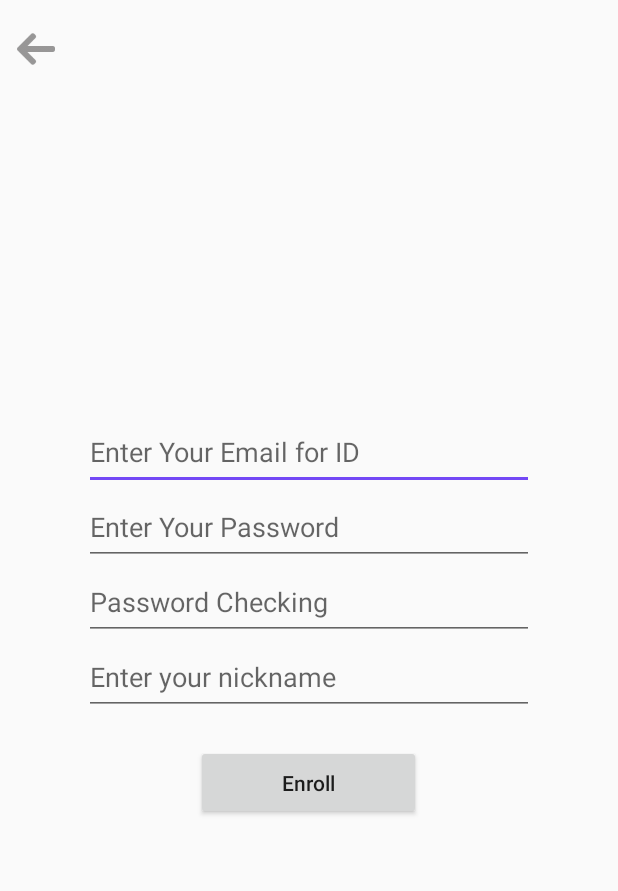
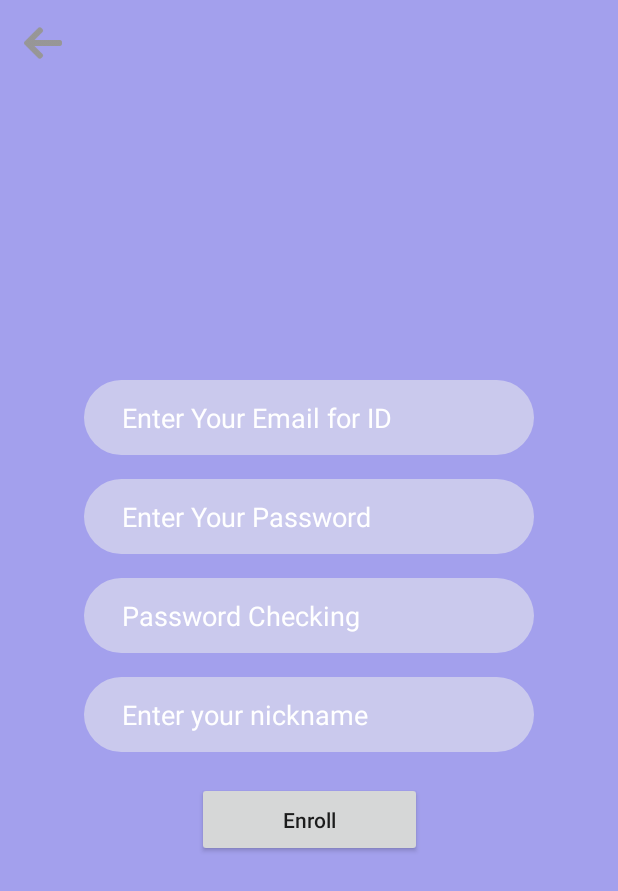
Before and after one commit to soomin0328/Graduation_Project, an Android app: the SignUp screen opened directly, with no data from a screen before it, on a phone screen of 412 x 824 dp. Shown: the top 891 px of the screen. Run offline under Robolectric (Android 15) with nearby library versions, the phone set to English and light mode, and no system bars; our stand-ins replace Firebase (no records; nobody signed in at launch, a user with empty details on screens opened directly); Roboto replaces fonts that are not available here.

Commit message:
Change Login Design

```diff
--- a/app/src/main/AndroidManifest.xml
+++ b/app/src/main/AndroidManifest.xml
@@ -39,10 +39,10 @@
 
         </activity>
 
+        <activity android:name=".SignUp" />
         <activity android:name=".GraphActivity" />
         <activity android:name=".EEG" />
         <activity android:name=".FindPw" />
-        <activity android:name=".SignUp" />
         <activity android:name=".TensorflowActivity" />
         <activity android:name=".CpActivity" />
         <activity android:name=".SelectActivity" />
--- a/app/src/main/res/layout/activity_signup.xml
+++ b/app/src/main/res/layout/activity_signup.xml
@@ -1,73 +1,124 @@
 <?xml version="1.0" encoding="utf-8"?>
-<RelativeLayout xmlns:android="http://schemas.android.com/apk/res/android"
+<android.support.constraint.ConstraintLayout
+    xmlns:android="http://schemas.android.com/apk/res/android"
+    xmlns:app="http://schemas.android.com/apk/res-auto"
     xmlns:tools="http://schemas.android.com/tools"
     android:layout_width="match_parent"
     android:layout_height="match_parent"
-    tools:context=".SignUp">
+    android:background="#A3A0ED">
+
+    <android.support.constraint.ConstraintLayout
+        android:layout_width="wrap_content"
+        android:layout_height="wrap_content"
+        android:layout_marginBottom="8dp"
+        android:layout_marginEnd="8dp"
+        android:layout_marginStart="8dp"
+        android:layout_marginTop="8dp"
+        app:layout_constraintBottom_toBottomOf="parent"
+        app:layout_constraintEnd_toEndOf="parent"
+        app:layout_constraintStart_toStartOf="parent"
+        app:layout_constraintTop_toTopOf="parent"
+        android:focusable="true"
+        android:focusableInTouchMode="true">
+
+        <Button
+            android:id="@+id/loginlButton"
+            android:layout_width="150dp"
+            android:layout_height="50dp"
+            android:layout_below="@+id/userNickname"
+            android:layout_centerHorizontal="true"
+            android:layout_marginEnd="8dp"
+            android:layout_marginStart="8dp"
+            android:layout_marginTop="20dp"
+            android:text="Enroll"
+            android:textAllCaps="false"
+            app:layout_constraintEnd_toEndOf="parent"
+            app:layout_constraintStart_toStartOf="parent"
+            app:layout_constraintTop_toBottomOf="@+id/userNickname" />
+
+        <EditText
+            android:id="@+id/userNickname"
+            android:layout_width="300dp"
+            android:layout_height="50dp"
+            android:layout_below="@+id/passwordCheck"
+            android:layout_centerHorizontal="true"
+            android:layout_marginEnd="8dp"
+            android:layout_marginStart="8dp"
+            android:layout_marginTop="16dp"
+            android:background="@drawable/back"
+            android:textColorHint="#ffffff"
+            android:paddingLeft="25dp"
+            android:hint="Enter your nickname"
+            app:layout_constraintEnd_toEndOf="parent"
+            app:layout_constraintStart_toStartOf="parent"
+            app:layout_constraintTop_toBottomOf="@+id/passwordCheck" />
+
+        <EditText
+            android:id="@+id/passwordCheck"
+            android:layout_width="300dp"
+            android:layout_height="50dp"
+            android:layout_below="@+id/passwordInput"
+            android:layout_centerHorizontal="true"
+            android:layout_marginEnd="8dp"
+            android:layout_marginStart="8dp"
+            android:layout_marginTop="16dp"
+            android:background="@drawable/back"
+            android:textColorHint="#ffffff"
+            android:paddingLeft="25dp"
+            android:hint="Password Checking"
+            android:inputType="textPassword"
+            app:layout_constraintEnd_toEndOf="parent"
+            app:layout_constraintStart_toStartOf="parent"
+            app:layout_constraintTop_toBottomOf="@+id/passwordInput" />
+
+        <EditText
+            android:id="@+id/passwordInput"
+            android:layout_width="300dp"
+            android:layout_height="50dp"
+            android:layout_below="@+id/emailInput"
+            android:layout_centerHorizontal="true"
+            android:layout_marginEnd="8dp"
+            android:layout_marginStart="8dp"
+            android:layout_marginTop="16dp"
+            android:background="@drawable/back"
+            android:textColorHint="#ffffff"
+            android:paddingLeft="25dp"
+            android:ems="10"
+            android:hint="Enter Your Password"
+            android:inputType="textPassword"
+            app:layout_constraintEnd_toEndOf="parent"
+            app:layout_constraintStart_toStartOf="parent"
+            app:layout_constraintTop_toBottomOf="@+id/emailInput" />
+
+        <EditText
+            android:id="@+id/emailInput"
+            android:layout_width="300dp"
+            android:layout_height="50dp"
+            android:layout_centerHorizontal="true"
+            android:layout_marginEnd="8dp"
+            android:layout_marginStart="8dp"
+            android:background="@drawable/back"
+            android:textColorHint="#ffffff"
+            android:paddingLeft="25dp"
+            android:ems="10"
+            android:hint="Enter Your Email for ID"
+            android:inputType="textEmailAddress"
+            app:layout_constraintEnd_toEndOf="parent"
+            app:layout_constraintHorizontal_bias="0.0"
+            app:layout_constraintStart_toStartOf="parent"
+            app:layout_constraintTop_toTopOf="parent" />
+    </android.support.constraint.ConstraintLayout>
 
     <Button
         android:id="@+id/backButton"
         android:layout_width="25dp"
         android:layout_height="25dp"
-        android:layout_marginTop="20dp"
+        android:layout_alignParentStart="true"
+        android:layout_alignParentTop="true"
+        android:layout_marginTop="16dp"
         android:background="@drawable/leftarrow"
-        android:layout_alignParentTop="true"
-        android:layout_alignParentStart="true"
-        android:layout_marginStart="11dp" />
-
-    <RelativeLayout
-        android:layout_width="match_parent"
-        android:layout_height="270dp"
-        android:layout_centerVertical="true"
-        android:layout_alignParentStart="true">
-
-        <EditText
-            android:id="@+id/emailInput"
-            android:layout_width="300dp"
-            android:layout_height="50dp"
-            android:hint="Enter Your Email for ID"
-            android:layout_centerHorizontal="true"
-            android:ems="10"
-            android:inputType="textEmailAddress"/>
-
-        <EditText
-            android:layout_width="300dp"
-            android:layout_height="50dp"
-            android:id="@+id/passwordInput"
-            android:layout_centerHorizontal="true"
-            android:hint="Enter Your Password"
-            android:layout_below="@+id/emailInput"
-            android:ems="10"
-            android:inputType="textPassword"/>
-
-        <EditText
-            android:layout_width="300dp"
-            android:layout_height="50dp"
-            android:id="@+id/passwordCheck"
-            android:layout_centerHorizontal="true"
-            android:hint="Password Checking"
-            android:layout_below="@+id/passwordInput"
-            android:inputType="textPassword"/>
-
-        <EditText
-            android:layout_width="300dp"
-            android:layout_height="50dp"
-            android:id="@+id/userNickname"
-            android:layout_centerHorizontal="true"
-            android:hint="Enter your nickname"
-            android:layout_below="@+id/passwordCheck"/>
-
-        <Button
-            android:layout_width="150dp"
-            android:layout_height="50dp"
-            android:text="Enroll"
-            android:id="@+id/loginlButton"
-            android:textAllCaps="false"
-            android:layout_marginTop="20dp"
-            android:layout_centerHorizontal="true"
-            android:layout_below="@+id/userNickname"/>
-
-    </RelativeLayout>
-
-
-</RelativeLayout>
+        app:layout_constraintEnd_toEndOf="parent"
+        app:layout_constraintHorizontal_bias="0.041"
+        app:layout_constraintStart_toStartOf="parent"
+        app:layout_constraintTop_toTopOf="parent" />
+</android.support.constraint.ConstraintLayout>
--- a/app/src/main/res/values/styles.xml
+++ b/app/src/main/res/values/styles.xml
@@ -19,5 +19,4 @@
 
     <style name="LoginTheme" parent="Theme.AppCompat.Light.NoActionBar">
     </style>
-
 </resources>
```
Also changed, not shown: app/src/main/java/com/neurosky/algo_sdk_sample/MainActivity.java (+12 -1 lines), app/src/main/res/layout/activity_main.xml (+88 -68 lines), app/src/main/assets/fonts/L.ttf (added), 1 other file.
